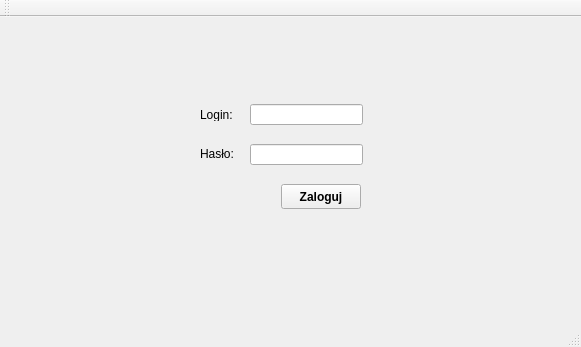
ekspensum/CPP_Projects, file WebServiceClient/loginwindow.ui: the form before one commit.
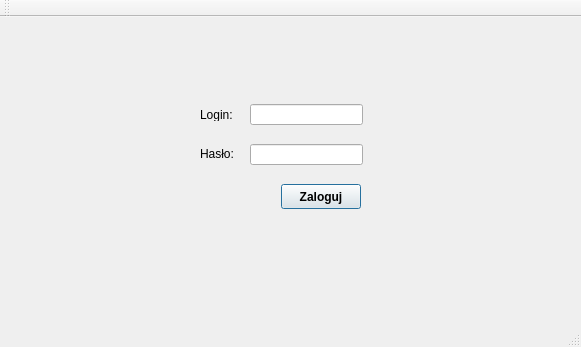
The form after the commit.

Diff of the .ui file:
```diff
--- a/WebServiceClient/loginwindow.ui
+++ b/WebServiceClient/loginwindow.ui
@@ -32,6 +32,12 @@
     <property name="text">
      <string>Zaloguj</string>
     </property>
+    <property name="autoDefault">
+     <bool>false</bool>
+    </property>
+    <property name="default">
+     <bool>true</bool>
+    </property>
    </widget>
    <widget class="QLineEdit" name="lineEditPassword">
     <property name="geometry">
```
